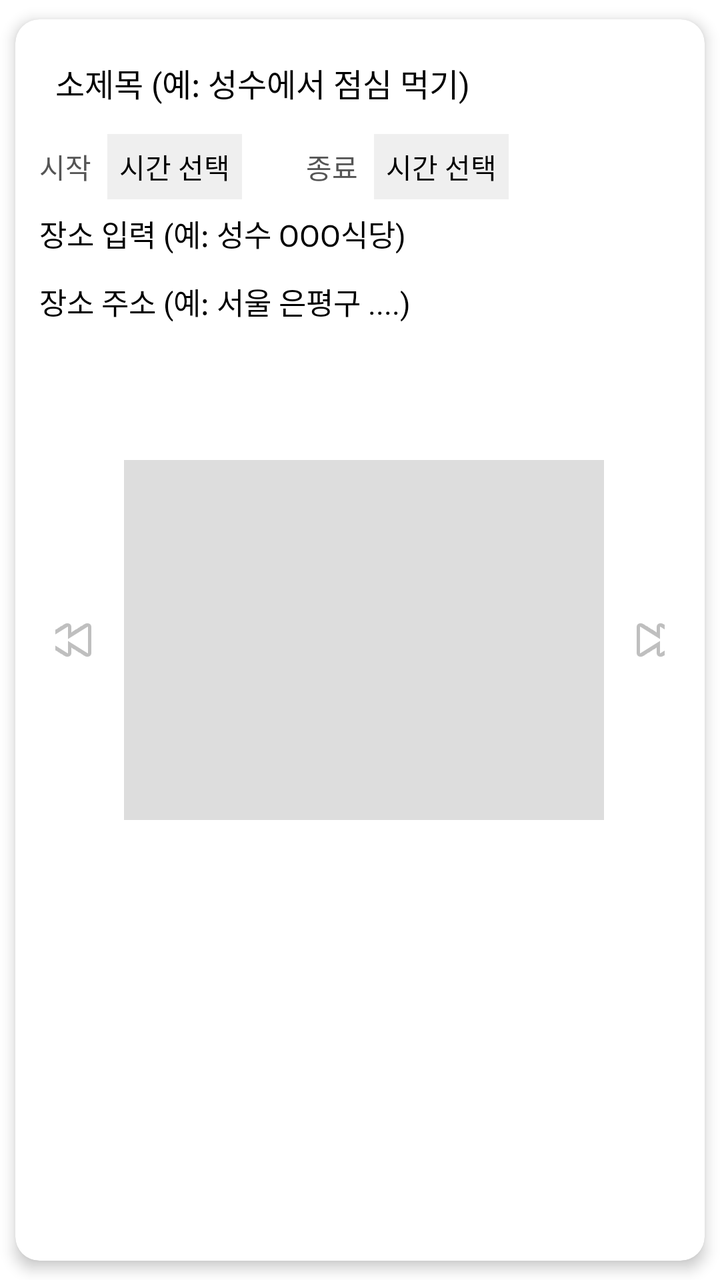
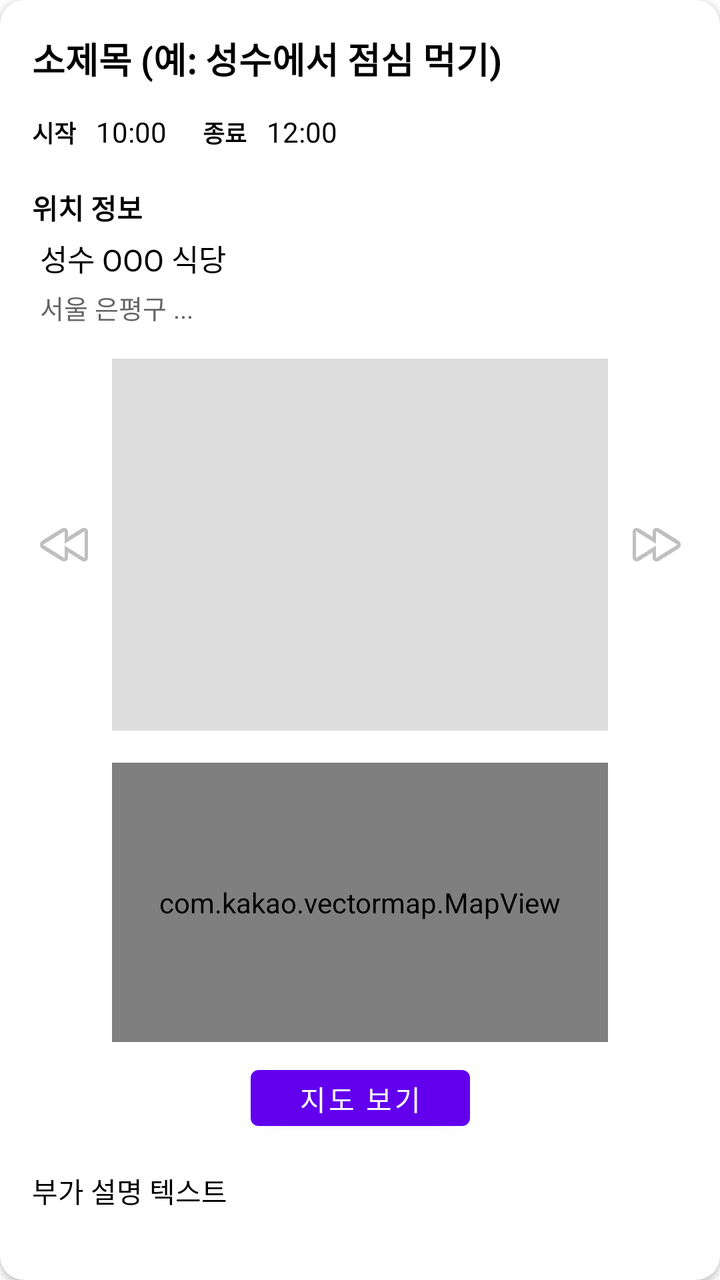

An Android layout rendered at two revisions. The XML below is the earlier revision; the diff shows what the commit changed to produce the second picture.
<!-- AndroidManifest.xml: application theme Theme.DateCourseRecommendApplication -->
<!-- res/layout/item_read_content.xml -->
<?xml version="1.0" encoding="utf-8"?>
<androidx.cardview.widget.CardView xmlns:android="http://schemas.android.com/apk/res/android"
    xmlns:app="http://schemas.android.com/apk/res-auto"
    android:layout_width="match_parent"
    android:layout_height="wrap_content"
    android:layout_margin="4dp"
    app:cardElevation="4dp"
    app:cardUseCompatPadding="true"
    app:cardCornerRadius="12dp">

    <androidx.constraintlayout.widget.ConstraintLayout
        android:layout_width="match_parent"
        android:layout_height="wrap_content"
        android:padding="12dp">

        
        <TextView
            android:id="@+id/tvTitle"
            android:layout_width="0dp"
            android:layout_height="wrap_content"
            android:text="소제목 (예: 성수에서 점심 먹기)"
            android:textSize="16sp"
            android:textColor="@color/black"
            android:padding="8dp"
            android:background="@android:color/transparent"
            app:layout_constraintTop_toTopOf="parent"
            app:layout_constraintStart_toStartOf="parent"
            app:layout_constraintEnd_toEndOf="parent"
            app:layout_constraintHorizontal_bias="0" />

        
        <TextView
            android:id="@+id/tvStartTimeLabel"
            android:layout_width="wrap_content"
            android:layout_height="wrap_content"
            android:text="시작"
            android:textColor="#555555"
            android:textSize="14sp"
            app:layout_constraintTop_toBottomOf="@id/tvTitle"
            app:layout_constraintStart_toStartOf="parent"
            android:layout_marginTop="12dp" />

        <TextView
            android:id="@+id/tvStartTime"
            android:layout_width="wrap_content"
            android:layout_height="wrap_content"
            android:layout_marginStart="8dp"
            android:background="#EFEFEF"
            android:clickable="true"
            android:focusable="true"
            android:padding="6dp"
            android:text="시간 선택"
            android:textColor="#000000"
            android:textSize="14sp"
            app:layout_constraintBottom_toTopOf="@+id/tv_place_name"
            app:layout_constraintStart_toEndOf="@id/tvStartTimeLabel"
            app:layout_constraintTop_toBottomOf="@+id/tvTitle" />

        
        <TextView
            android:id="@+id/tvEndTimeLabel"
            android:layout_width="wrap_content"
            android:layout_height="wrap_content"
            android:layout_marginStart="32dp"
            android:text="종료"
            android:textColor="#555555"
            android:textSize="14sp"
            app:layout_constraintBottom_toTopOf="@+id/tv_place_name"
            app:layout_constraintStart_toEndOf="@id/tvStartTime"
            app:layout_constraintTop_toBottomOf="@id/tvTitle" />

        <TextView
            android:id="@+id/tvEndTime"
            android:layout_width="wrap_content"
            android:layout_height="wrap_content"
            android:layout_marginStart="8dp"
            android:background="#EFEFEF"
            android:clickable="true"
            android:focusable="true"
            android:padding="6dp"
            android:text="시간 선택"
            android:textColor="#000000"
            android:textSize="14sp"
            app:layout_constraintBottom_toTopOf="@+id/tv_place_name"
            app:layout_constraintStart_toEndOf="@id/tvEndTimeLabel"
            app:layout_constraintTop_toBottomOf="@id/tvTitle" />

        
        <TextView
            android:id="@+id/tv_place_name"
            android:layout_width="0dp"
            android:layout_height="wrap_content"
            android:text="장소 입력 (예: 성수 OOO식당)"
            android:textColor="@color/black"
            android:textSize="15sp"
            android:layout_marginTop="12dp"
            android:background="@android:color/transparent"
            app:layout_constraintTop_toBottomOf="@id/tvStartTimeLabel"
            app:layout_constraintStart_toStartOf="parent"
            app:layout_constraintEnd_toEndOf="parent" />

        <TextView
            android:id="@+id/tv_place_address"
            android:layout_width="0dp"
            android:layout_height="wrap_content"
            android:text="장소 주소 (예: 서울 은평구 ....) "
            android:textColor="@color/black"
            android:textSize="15sp"
            android:layout_marginTop="12dp"
            android:background="@android:color/transparent"
            app:layout_constraintTop_toBottomOf="@id/tv_place_name"
            app:layout_constraintStart_toStartOf="parent"
            app:layout_constraintEnd_toEndOf="parent" />

        <LinearLayout
            android:id="@+id/imgLayout"
            android:layout_width="match_parent"
            android:layout_height="match_parent"
            app:layout_constraintEnd_toEndOf="parent"
            app:layout_constraintStart_toStartOf="parent"
            app:layout_constraintTop_toBottomOf="@+id/tv_place_address"
            android:layout_margin="8dp"
            android:orientation="horizontal"
            android:gravity="center">

            
            <ImageButton
                android:id="@+id/imgBackBtn"
                android:layout_width="40dp"
                android:layout_height="40dp"
                android:layout_marginStart="4dp"
                android:backgroundTint="#FFFFFF"
                android:textColor="#000000"
                android:src="@android:drawable/ic_media_rew"/>

            <ImageView
                android:id="@+id/imgPreview"
                android:layout_width="240dp"
                android:layout_height="180dp"
                android:layout_marginStart="8dp"
                android:layout_marginEnd="8dp"
                android:background="#DDDDDD"
                android:scaleType="centerCrop" />

            <ImageButton
                android:id="@+id/imgFrontBtn"
                android:layout_width="40dp"
                android:layout_height="40dp"
                android:backgroundTint="#FFFFFF"
                android:textColor="#000000"
                android:src="@android:drawable/ic_media_ff"/>
        </LinearLayout>

        <com.kakao.vectormap.MapView
            android:id="@+id/mapView"
            android:layout_width="match_parent"
            android:layout_height="200dp"
            android:layout_margin="16dp"
            app:layout_constraintTop_toBottomOf="@id/imgLayout"
            app:layout_constraintStart_toStartOf="parent"
            app:layout_constraintEnd_toEndOf="parent"/>

        <Button
            android:id="@+id/mapDetailBtn"
            android:layout_width="match_parent"
            android:layout_height="40dp"
            app:layout_constraintEnd_toEndOf="parent"
            android:text="지도 보기"
            android:layout_marginTop="4dp"
            android:layout_marginStart="60dp"
            android:layout_marginEnd="60dp"
            app:layout_constraintStart_toStartOf="parent"
            app:layout_constraintTop_toBottomOf="@+id/mapView" />


        
        <TextView
            android:id="@+id/tvDescription"
            android:layout_width="0dp"
            android:layout_height="wrap_content"
            android:background="@android:color/transparent"
            android:gravity="top"
            android:minHeight="80dp"
            android:layout_marginTop="8dp"
            android:text="부가 설명"
            android:textColor="@color/black"
            android:maxLines="3"
            android:textSize="15sp"
            app:layout_constraintEnd_toEndOf="parent"
            app:layout_constraintStart_toStartOf="parent"
            app:layout_constraintTop_toBottomOf="@+id/mapDetailBtn" />

    </androidx.constraintlayout.widget.ConstraintLayout>

</androidx.cardview.widget.CardView>
<!-- resources referenced by this layout -->
<resources>
  <color name="black">#FF000000</color>
  <style name="Theme.DateCourseRecommendApplication" parent="Theme.MaterialComponents.DayNight.NoActionBar">
      
  
      
      <item name="colorPrimary">@color/purple_500</item>
      <item name="colorPrimaryVariant">@color/purple_700</item>
      <item name="colorOnPrimary">@color/white</item>
      
      <item name="colorSecondary">@color/teal_200</item>
      <item name="colorSecondaryVariant">@color/teal_700</item>
      <item name="colorOnSecondary">@color/black</item>
      
      <item name="android:statusBarColor">?attr/colorPrimaryVariant</item>
      
  </style>
  <color name="purple_500">#FF6200EE</color>
  <color name="purple_700">#FF3700B3</color>
  <color name="white">#FFFFFFFF</color>
  <color name="teal_200">#FF03DAC5</color>
  <color name="teal_700">#FF018786</color>
</resources>

<!-- the commit's change to res/layout/item_read_content.xml (unified diff, before → after) -->
@@ -3,192 +3,205 @@
     xmlns:app="http://schemas.android.com/apk/res-auto"
     android:layout_width="match_parent"
     android:layout_height="wrap_content"
-    android:layout_margin="4dp"
-    app:cardElevation="4dp"
-    app:cardUseCompatPadding="true"
-    app:cardCornerRadius="12dp">
+    android:layout_marginHorizontal="16dp"
+    android:layout_marginVertical="8dp"
+    app:cardCornerRadius="12dp"
+    app:cardElevation="2dp">
 
     <androidx.constraintlayout.widget.ConstraintLayout
         android:layout_width="match_parent"
         android:layout_height="wrap_content"
-        android:padding="12dp">
-
-        
+        android:padding="16dp">
+
+        
+
         <TextView
             android:id="@+id/tvTitle"
             android:layout_width="0dp"
             android:layout_height="wrap_content"
             android:text="소제목 (예: 성수에서 점심 먹기)"
-            android:textSize="16sp"
-            android:textColor="@color/black"
-            android:padding="8dp"
-            android:background="@android:color/transparent"
+            android:textSize="18sp"
+            android:textStyle="bold"
+            android:maxLines="2"
+            android:ellipsize="end"
+            android:textColor="@color/black"
             app:layout_constraintTop_toTopOf="parent"
             app:layout_constraintStart_toStartOf="parent"
-            app:layout_constraintEnd_toEndOf="parent"
-            app:layout_constraintHorizontal_bias="0" />
-
-        
-        <TextView
-            android:id="@+id/tvStartTimeLabel"
+            app:layout_constraintEnd_toEndOf="parent" />
+
+        
+
+        <LinearLayout
+            android:id="@+id/timeRow"
             android:layout_width="wrap_content"
             android:layout_height="wrap_content"
-            android:text="시작"
-            android:textColor="#555555"
+            android:layout_marginTop="8dp"
+            android:orientation="horizontal"
+            app:layout_constraintTop_toBottomOf="@id/tvTitle"
+            app:layout_constraintStart_toStartOf="parent">
+
+            <TextView
+                android:layout_height="wrap_content"
+                android:layout_width="wrap_content"
+                android:text="시작"
+                android:textSize="12sp"
+                android:textStyle="bold"
+                android:textColor="@color/black"/>
+
+            <TextView
+                android:id="@+id/tvStartTime"
+                android:layout_height="wrap_content"
+                android:layout_width="wrap_content"
+                android:layout_marginStart="4dp"
+                android:textColor="@color/black"
+                android:padding="6dp"
+                android:text="10:00"/>
+
+            <TextView
+                android:layout_height="wrap_content"
+                android:layout_width="wrap_content"
+                android:layout_marginStart="12dp"
+                android:text="종료"
+                android:textSize="12sp"
+                android:textStyle="bold"
+                android:textColor="@color/black"/>
+
+            <TextView
+                android:id="@+id/tvEndTime"
+                android:layout_height="wrap_content"
+                android:layout_width="wrap_content"
+                android:layout_marginStart="4dp"
+                android:textColor="@color/black"
+                android:padding="6dp"
+                android:text="12:00"/>
+        </LinearLayout>
+
+        
+
+        <TextView
+            android:id="@+id/tv_place"
+            android:layout_width="match_parent"
+            android:layout_height="wrap_content"
+            android:layout_marginTop="12dp"
+            android:text="위치 정보"
+            android:textColor="@color/black"
+            android:textStyle="bold"
+            app:layout_constraintBottom_toTopOf="@+id/tv_place_name"
+            app:layout_constraintStart_toStartOf="parent"
+            app:layout_constraintEnd_toEndOf="parent"
+            app:layout_constraintTop_toBottomOf="@+id/timeRow" />
+
+        <TextView
+            android:id="@+id/tv_place_name"
+            android:layout_width="0dp"
+            android:layout_height="wrap_content"
+            android:layout_marginTop="4dp"
+            android:text="성수 OOO 식당"
+            android:layout_marginStart="4dp"
+            android:textSize="15sp"
+            android:textColor="@color/black"
+            app:layout_constraintTop_toBottomOf="@id/tv_place"
+            app:layout_constraintStart_toStartOf="parent"
+            app:layout_constraintEnd_toEndOf="parent" />
+
+        <TextView
+            android:id="@+id/tv_place_address"
+            android:layout_width="0dp"
+            android:layout_height="wrap_content"
+            android:layout_marginTop="4dp"
+            android:layout_marginStart="4dp"
+            android:text="서울 은평구 ..."
+            android:textSize="13sp"
+            android:textColor="#666666"
+            app:layout_constraintTop_toBottomOf="@id/tv_place_name"
+            app:layout_constraintStart_toStartOf="parent"
+            app:layout_constraintEnd_toEndOf="parent" />
+
+        
+        
+
+        <ImageButton
+            android:id="@+id/imgBackBtn"
+            android:layout_width="40dp"
+            android:layout_height="40dp"
+            android:backgroundTint="#FFFFFF"
+            android:src="@android:drawable/ic_media_rew"
+            android:textColor="#000000"
+            android:layout_marginEnd="8dp"
+            app:layout_constraintBottom_toTopOf="@+id/mapPreview"
+            app:layout_constraintEnd_toStartOf="@+id/imgPreview"
+            app:layout_constraintStart_toStartOf="parent"
+            app:layout_constraintTop_toBottomOf="@+id/tv_place_address" />
+
+        <ImageView
+            android:id="@+id/imgPreview"
+            android:layout_width="0dp"
+            android:layout_height="0dp"
+            android:background="#DDDDDD"
+            android:scaleType="centerCrop"
+            app:layout_constraintTop_toBottomOf="@id/tv_place_address"
+            app:layout_constraintStart_toStartOf="parent"
+            app:layout_constraintEnd_toEndOf="parent"
+            android:layout_marginStart="40dp"
+            android:layout_marginEnd="40dp"
+            android:layout_marginTop="16dp"
+            app:layout_constraintDimensionRatio="4:3" />
+
+        <ImageButton
+            android:id="@+id/imgFrontBtn"
+            android:layout_width="40dp"
+            android:layout_height="40dp"
+            android:backgroundTint="#FFFFFF"
+            android:src="@android:drawable/ic_media_ff"
+            android:textColor="#000000"
+            android:layout_marginStart="8dp"
+            app:layout_constraintBottom_toTopOf="@+id/mapPreview"
+            app:layout_constraintEnd_toEndOf="parent"
+            app:layout_constraintStart_toEndOf="@+id/imgPreview"
+            app:layout_constraintTop_toBottomOf="@+id/tv_place_address" />
+
+        
+
+        <com.kakao.vectormap.MapView
+            android:id="@+id/mapPreview"
+            android:layout_width="0dp"
+            android:layout_height="0dp"
+            android:layout_marginTop="16dp"
+            android:background="#E0E0E0"
+            android:scaleType="centerCrop"
+            android:layout_marginStart="40dp"
+            android:layout_marginEnd="40dp"
+            app:layout_constraintTop_toBottomOf="@id/imgPreview"
+            app:layout_constraintStart_toStartOf="parent"
+            app:layout_constraintEnd_toEndOf="parent"
+            app:layout_constraintDimensionRatio="16:9" />
+
+        <Button
+            android:id="@+id/btnMapDetail"
+            android:layout_width="wrap_content"
+            android:layout_height="40dp"
+            android:layout_marginTop="8dp"
+            android:paddingHorizontal="24dp"
+            android:text="지도 보기"
+            app:layout_constraintTop_toBottomOf="@id/mapPreview"
+            app:layout_constraintStart_toStartOf="parent"
+            app:layout_constraintEnd_toEndOf="parent" />
+
+        
+
+        <TextView
+            android:id="@+id/tvDescription"
+            android:layout_width="0dp"
+            android:layout_height="wrap_content"
+            android:layout_marginTop="16dp"
+            android:text="부가 설명 텍스트"
             android:textSize="14sp"
-            app:layout_constraintTop_toBottomOf="@id/tvTitle"
-            app:layout_constraintStart_toStartOf="parent"
-            android:layout_marginTop="12dp" />
-
-        <TextView
-            android:id="@+id/tvStartTime"
-            android:layout_width="wrap_content"
-            android:layout_height="wrap_content"
-            android:layout_marginStart="8dp"
-            android:background="#EFEFEF"
-            android:clickable="true"
-            android:focusable="true"
-            android:padding="6dp"
-            android:text="시간 선택"
-            android:textColor="#000000"
-            android:textSize="14sp"
-            app:layout_constraintBottom_toTopOf="@+id/tv_place_name"
-            app:layout_constraintStart_toEndOf="@id/tvStartTimeLabel"
-            app:layout_constraintTop_toBottomOf="@+id/tvTitle" />
-
-        
-        <TextView
-            android:id="@+id/tvEndTimeLabel"
-            android:layout_width="wrap_content"
-            android:layout_height="wrap_content"
-            android:layout_marginStart="32dp"
-            android:text="종료"
-            android:textColor="#555555"
-            android:textSize="14sp"
-            app:layout_constraintBottom_toTopOf="@+id/tv_place_name"
-            app:layout_constraintStart_toEndOf="@id/tvStartTime"
-            app:layout_constraintTop_toBottomOf="@id/tvTitle" />
-
-        <TextView
-            android:id="@+id/tvEndTime"
-            android:layout_width="wrap_content"
-            android:layout_height="wrap_content"
-            android:layout_marginStart="8dp"
-            android:background="#EFEFEF"
-            android:clickable="true"
-            android:focusable="true"
-            android:padding="6dp"
-            android:text="시간 선택"
-            android:textColor="#000000"
-            android:textSize="14sp"
-            app:layout_constraintBottom_toTopOf="@+id/tv_place_name"
-            app:layout_constraintStart_toEndOf="@id/tvEndTimeLabel"
-            app:layout_constraintTop_toBottomOf="@id/tvTitle" />
-
-        
-        <TextView
-            android:id="@+id/tv_place_name"
-            android:layout_width="0dp"
-            android:layout_height="wrap_content"
-            android:text="장소 입력 (예: 성수 OOO식당)"
-            android:textColor="@color/black"
-            android:textSize="15sp"
-            android:layout_marginTop="12dp"
-            android:background="@android:color/transparent"
-            app:layout_constraintTop_toBottomOf="@id/tvStartTimeLabel"
-            app:layout_constraintStart_toStartOf="parent"
-            app:layout_constraintEnd_toEndOf="parent" />
-
-        <TextView
-            android:id="@+id/tv_place_address"
-            android:layout_width="0dp"
-            android:layout_height="wrap_content"
-            android:text="장소 주소 (예: 서울 은평구 ....) "
-            android:textColor="@color/black"
-            android:textSize="15sp"
-            android:layout_marginTop="12dp"
-            android:background="@android:color/transparent"
-            app:layout_constraintTop_toBottomOf="@id/tv_place_name"
-            app:layout_constraintStart_toStartOf="parent"
-            app:layout_constraintEnd_toEndOf="parent" />
-
-        <LinearLayout
-            android:id="@+id/imgLayout"
-            android:layout_width="match_parent"
-            android:layout_height="match_parent"
-            app:layout_constraintEnd_toEndOf="parent"
-            app:layout_constraintStart_toStartOf="parent"
-            app:layout_constraintTop_toBottomOf="@+id/tv_place_address"
-            android:layout_margin="8dp"
-            android:orientation="horizontal"
-            android:gravity="center">
-
-            
-            <ImageButton
-                android:id="@+id/imgBackBtn"
-                android:layout_width="40dp"
-                android:layout_height="40dp"
-                android:layout_marginStart="4dp"
-                android:backgroundTint="#FFFFFF"
-                android:textColor="#000000"
-                android:src="@android:drawable/ic_media_rew"/>
-
-            <ImageView
-                android:id="@+id/imgPreview"
-                android:layout_width="240dp"
-                android:layout_height="180dp"
-                android:layout_marginStart="8dp"
-                android:layout_marginEnd="8dp"
-                android:background="#DDDDDD"
-                android:scaleType="centerCrop" />
-
-            <ImageButton
-                android:id="@+id/imgFrontBtn"
-                android:layout_width="40dp"
-                android:layout_height="40dp"
-                android:backgroundTint="#FFFFFF"
-                android:textColor="#000000"
-                android:src="@android:drawable/ic_media_ff"/>
-        </LinearLayout>
-
-        <com.kakao.vectormap.MapView
-            android:id="@+id/mapView"
-            android:layout_width="match_parent"
-            android:layout_height="200dp"
-            android:layout_margin="16dp"
-            app:layout_constraintTop_toBottomOf="@id/imgLayout"
-            app:layout_constraintStart_toStartOf="parent"
-            app:layout_constraintEnd_toEndOf="parent"/>
-
-        <Button
-            android:id="@+id/mapDetailBtn"
-            android:layout_width="match_parent"
-            android:layout_height="40dp"
-            app:layout_constraintEnd_toEndOf="parent"
-            android:text="지도 보기"
-            android:layout_marginTop="4dp"
-            android:layout_marginStart="60dp"
-            android:layout_marginEnd="60dp"
-            app:layout_constraintStart_toStartOf="parent"
-            app:layout_constraintTop_toBottomOf="@+id/mapView" />
-
-
-        
-        <TextView
-            android:id="@+id/tvDescription"
-            android:layout_width="0dp"
-            android:layout_height="wrap_content"
-            android:background="@android:color/transparent"
-            android:gravity="top"
-            android:minHeight="80dp"
-            android:layout_marginTop="8dp"
-            android:text="부가 설명"
-            android:textColor="@color/black"
-            android:maxLines="3"
-            android:textSize="15sp"
-            app:layout_constraintEnd_toEndOf="parent"
-            app:layout_constraintStart_toStartOf="parent"
-            app:layout_constraintTop_toBottomOf="@+id/mapDetailBtn" />
+            android:textColor="@color/black"
+            android:lineSpacingExtra="4dp"
+            android:maxLines="4"
+            app:layout_constraintTop_toBottomOf="@id/btnMapDetail"
+            app:layout_constraintStart_toStartOf="parent"
+            app:layout_constraintEnd_toEndOf="parent" />
 
     </androidx.constraintlayout.widget.ConstraintLayout>
 
<!-- resource entries referenced after the edit -->
@@ -1,25 +1,25 @@
 <!-- resources referenced by this layout -->
 <resources>
   <color name="black">#FF000000</color>
-  <style name="Theme.DateCourseRecommendApplication" parent="Theme.MaterialComponents.DayNight.NoActionBar">
-      
+  <style name="Theme.DateCourseRecommendApplication" parent="Theme.MaterialComponents.Light.NoActionBar">
   
-      
-      <item name="colorPrimary">@color/purple_500</item>
-      <item name="colorPrimaryVariant">@color/purple_700</item>
-      <item name="colorOnPrimary">@color/white</item>
-      
-      <item name="colorSecondary">@color/teal_200</item>
-      <item name="colorSecondaryVariant">@color/teal_700</item>
-      <item name="colorOnSecondary">@color/black</item>
-      
-      <item name="android:statusBarColor">?attr/colorPrimaryVariant</item>
-      
-  </style>
+          <item name="colorPrimary">@color/purple_500</item>
+          <item name="colorPrimaryVariant">@color/purple_700</item>
+          <item name="colorOnPrimary">@color/white</item>
+  
+          <item name="colorSecondary">@color/teal_200</item>
+          <item name="colorSecondaryVariant">@color/teal_700</item>
+          <item name="colorOnSecondary">@color/black</item>
+  
+          <item name="android:statusBarColor">@color/top_bar_bg</item>
+          <item name="android:windowLightStatusBar">true</item>
+  
+      </style>
   <color name="purple_500">#FF6200EE</color>
   <color name="purple_700">#FF3700B3</color>
   <color name="white">#FFFFFFFF</color>
   <color name="teal_200">#FF03DAC5</color>
   <color name="teal_700">#FF018786</color>
+  <color name="top_bar_bg">#F7C6B8</color>
 </resources>
 
